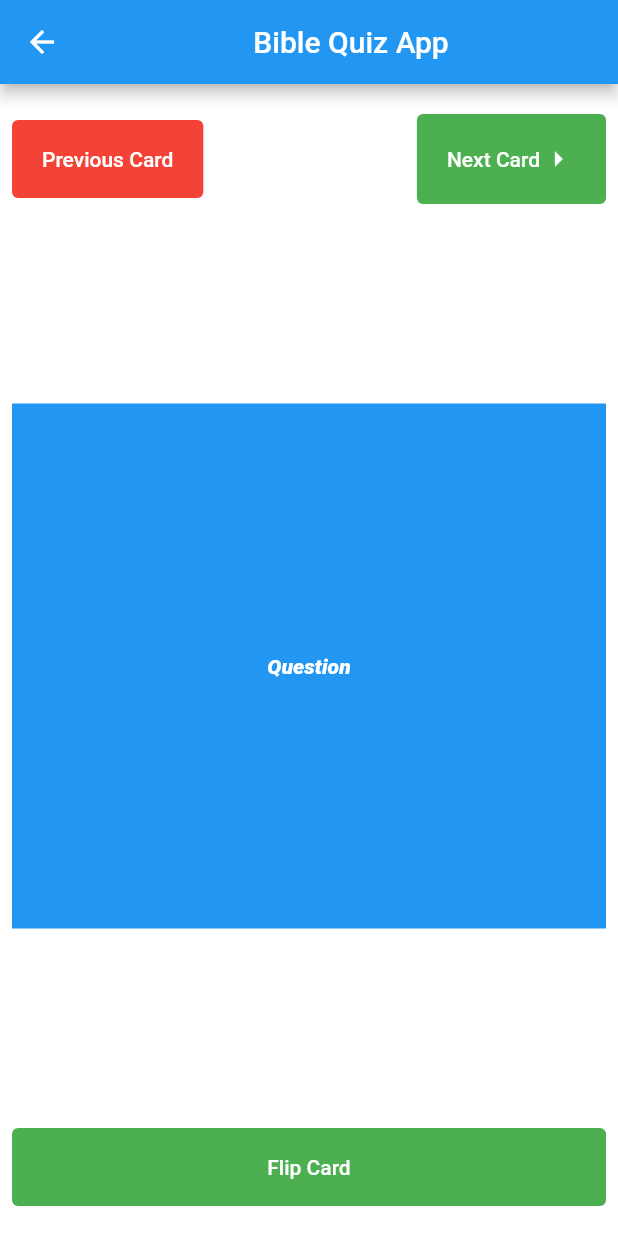
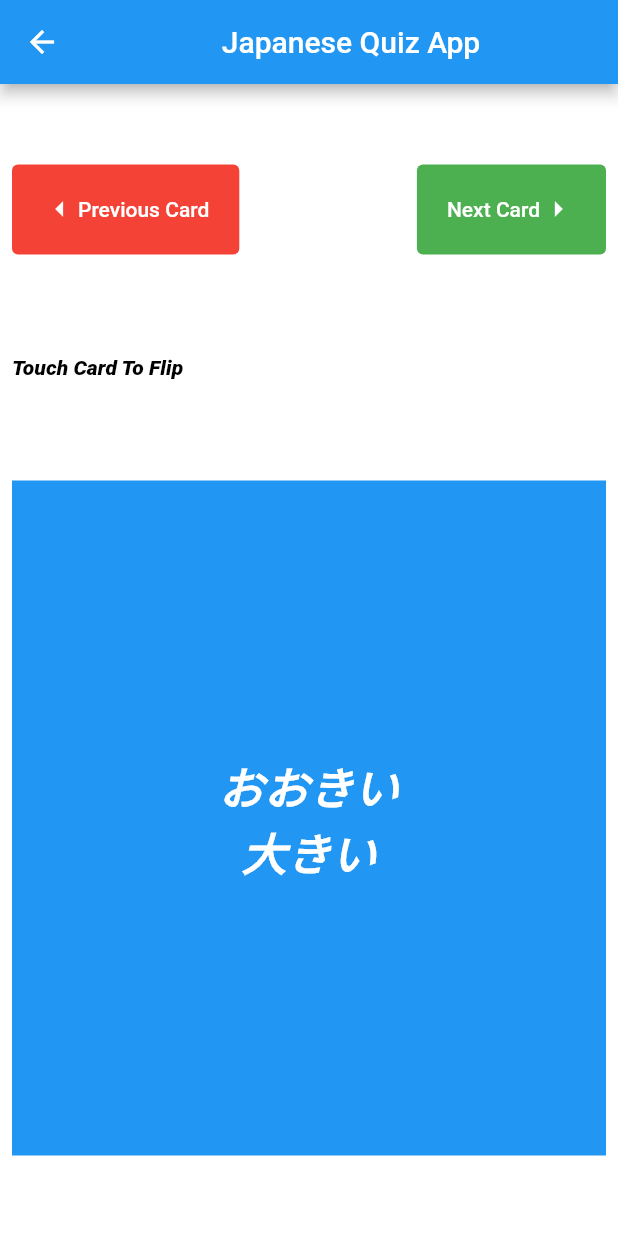
Before and after one commit to joesanthosh24/flutter_app, a Flutter app: the PracticeScreen screen opened by its route, after a tap on "Previous Card", on a phone screen of 412 x 824 dp. Run offline on Flutter 3.47's test engine with Material 2 defaults, Android fonts, the phone set to English and light mode, and no system bars; drawn by our look-alikes of flip_card; missing offline and left inert: translator.

Commit message:
Added VocabData and VocabWord data to model to use as global state. Included provider and made card containing vocab word a flipping card to show translation

```diff
--- a/lib/main.dart
+++ b/lib/main.dart
@@ -1,15 +1,30 @@
 import 'package:flutter/material.dart';
+import 'package:provider/provider.dart';
+
 import 'screens/home_screen.dart';
 import 'screens/QuizScreen.dart';
 import 'screens/practice.dart';
+
+import './model/VocabData.dart';
 
 void main() {
   runApp(MyApp());
 }
 
-class MyApp extends StatelessWidget {
+class MyApp extends StatefulWidget {
+  @override
+  _MyAppState createState() => _MyAppState();
+}
+
+class _MyAppState extends State<MyApp> {
+  void initState() {
+    super.initState();
+  }
+
   Widget build(BuildContext context) {
-    return MaterialApp(
+    return ChangeNotifierProvider(
+      create: (context) => VocabData(),
+      child: MaterialApp(
         theme: ThemeData(
             primaryColor: Colors.blue,
             accentColor: Colors.green,
@@ -30,6 +45,7 @@ class MyApp extends StatelessWidget {
           '/quiz': (context) => QuizScreen(),
           '/practice': (context) => PracticeScreen(),
         },
+      ),
     );
   }
 }
--- /dev/null
+++ b/lib/model/VocabData.dart
@@ -0,0 +1,57 @@
+import 'dart:collection';
+
+import 'package:flutter/cupertino.dart';
+
+import '../model/VocabWord.dart';
+
+class VocabData extends ChangeNotifier {
+  int currIndex = 0;
+
+  List<VocabWord> _vocabWords = [
+    VocabWord(word: 'こんにちは'),
+    VocabWord(word: 'おはようございます'),
+    VocabWord(word: 'としょかん', inKanji: '図書館'),
+    VocabWord(word: 'びじゅつかん', inKanji: '美術館'),
+    VocabWord(word: 'えいが', inKanji: '映画'),
+    VocabWord(word: 'えいかいわ', inKanji: '英会話'),
+    VocabWord(word: 'おおきい', inKanji: '大きい'),
+  ];
+
+  UnmodifiableListView<VocabWord> getVocabWords() {
+    return UnmodifiableListView(_vocabWords);
+  }
+
+  void addVocabWord(String vocabWord, {kanji = ""}) {
+    _vocabWords.add(VocabWord(word: vocabWord, inKanji: kanji));
+
+    notifyListeners();
+  }
+
+  String getWordAtCurrIndex() {
+    return _vocabWords[currIndex].getFullWord();
+  }
+
+  String getCurrentWordTranslation() {
+    return _vocabWords[currIndex].translation;
+  }
+
+  void incrementIndex() {
+    if (currIndex == _vocabWords.length - 1) {
+      currIndex = 0;
+    } else {
+      currIndex += 1;
+    }
+
+    notifyListeners();
+  }
+
+  void decrementIndex() {
+    if (currIndex == 0) {
+      currIndex = _vocabWords.length - 1;
+    } else {
+      currIndex -= 1;
+    }
+
+    notifyListeners();
+  }
+}
--- /dev/null
+++ b/lib/model/VocabWord.dart
@@ -0,0 +1,30 @@
+import 'package:flutter/cupertino.dart';
+import 'package:translator/translator.dart';
+
+class VocabWord {
+  String word;
+  String inKanji;
+  String translation = "";
+
+  VocabWord({@required this.word, this.inKanji = ""}) {
+    translateWord();
+  }
+
+  void translateWord() async {
+    var wordToTranslate = inKanji == "" ? word : inKanji;
+
+    await GoogleTranslator()
+        .translate(wordToTranslate)
+        .then((value) => translation = value);
+  }
+
+  String getFullWord() {
+    String wordToReturn = this.word;
+
+    if (this.inKanji != "") {
+      wordToReturn += "\n" + this.inKanji;
+    }
+
+    return wordToReturn;
+  }
+}
--- a/lib/screens/practice.dart
+++ b/lib/screens/practice.dart
@@ -1,28 +1,37 @@
+import 'dart:math';
+
+import 'package:first_app/model/VocabData.dart';
+import 'package:flip_card/flip_card.dart';
 import 'package:flutter/cupertino.dart';
 import 'package:flutter/material.dart';
+import 'package:provider/provider.dart';
 
 import '../widgets/AppScaffold.dart';
-import '../widgets/reusable_card.dart';
 
 class PracticeScreen extends StatelessWidget {
   @override
   Widget build(BuildContext context) {
     return AppScaffold(
       screenBody: Container(
-        child: Column(
-          mainAxisAlignment: MainAxisAlignment.spaceBetween,
+        child: Consumer<VocabData>(
+          builder: (context, vocabData, child) => Column(
+            mainAxisAlignment: MainAxisAlignment.spaceAround,
+            crossAxisAlignment: CrossAxisAlignment.stretch,
             children: <Widget>[
-            Row(
-              mainAxisAlignment: MainAxisAlignment.spaceBetween,
-              crossAxisAlignment: CrossAxisAlignment.center,
-              children: <Widget>[
+              HorizontalButtonGroup(
+                buttons: [
                   FlatButton(
                     padding:
                         EdgeInsets.symmetric(vertical: 18.0, horizontal: 20.0),
-                  child: Text('Previous Card'),
+                    child: Row(
+                      children: <Widget>[
+                        Icon(Icons.arrow_left),
+                        Text('Previous Card'),
+                      ],
+                    ),
                     color: Colors.red,
                     onPressed: () {
-                    print('Previous Card pressed');
+                      vocabData.decrementIndex();
                     },
                   ),
                   FlatButton(
@@ -36,32 +45,73 @@ class PracticeScreen extends StatelessWidget {
                     ),
                     color: Colors.green,
                     onPressed: () {
-                    print('Next Card Pressed');
+                      vocabData.incrementIndex();
                     },
                   ),
                 ],
               ),
-            ReusableCard(
-              height: 350.0,
-              color: Colors.blue,
-              text: "Question",
+              Text(
+                'Touch Card To Flip',
+                style: TextStyle(
+                  color: Colors.black,
                 ),
-            Column(
-              crossAxisAlignment: CrossAxisAlignment.stretch,
-              children: <Widget>[
-                FlatButton(
-                  padding: EdgeInsets.symmetric(vertical: 18.0),
-                  child: Text('Flip Card'),
-                  color: Colors.green,
-                  onPressed: () {
-                    print('Flip Card Pressed');
-                  },
+              ),
+              FlipCard(
+                direction: FlipDirection.HORIZONTAL,
+                front: ReusableCardContainer(
+                  displayText: vocabData.getWordAtCurrIndex(),
+                ),
+                back: ReusableCardContainer(
+                  displayText: vocabData.getCurrentWordTranslation(),
+                ),
               ),
             ],
           ),
-          ],
         ),
       ),
     );
   }
 }
+
+class ReusableCardContainer extends StatelessWidget {
+  final String displayText;
+  final double containerWidth;
+  final double containerHeight;
+
+  ReusableCardContainer(
+      {this.displayText, this.containerHeight, this.containerWidth});
+
+  @override
+  Widget build(BuildContext context) {
+    return Container(
+      width: 200.0,
+      height: 450.0,
+      color: Colors.blue,
+      child: Center(
+        child: Text(
+          this.displayText,
+          textAlign: TextAlign.center,
+          style: TextStyle(
+            fontWeight: FontWeight.bold,
+            fontSize: 30.0,
+          ),
+        ),
+      ),
+    );
+  }
+}
+
+class HorizontalButtonGroup extends StatelessWidget {
+  final List<FlatButton> buttons;
+
+  HorizontalButtonGroup({@required this.buttons});
+
+  @override
+  Widget build(BuildContext context) {
+    return Row(
+      mainAxisAlignment: MainAxisAlignment.spaceBetween,
+      crossAxisAlignment: CrossAxisAlignment.center,
+      children: buttons,
+    );
+  }
+}
--- a/lib/widgets/AppScaffold.dart
+++ b/lib/widgets/AppScaffold.dart
@@ -10,7 +10,7 @@ class AppScaffold extends StatelessWidget {
     return Scaffold(
       appBar: AppBar(
         title: Center(
-          child: Text('Bible Quiz App'),
+          child: Text('Japanese Quiz App'),
         ),
       ),
       body: Padding(
--- a/pubspec.yaml
+++ b/pubspec.yaml
@@ -23,6 +23,9 @@ dependencies:
   # The following adds the Cupertino Icons font to your application.
   # Use with the CupertinoIcons class for iOS style icons.
   cupertino_icons: ^0.1.2
+  translator: ^0.1.4
+  provider: ^4.1.3+1
+  flip_card: ^0.4.4
 
 dev_dependencies:
   flutter_test:
```
Also changed, not shown: pubspec.lock. Lines whose indentation alone changed are shown as unchanged.
